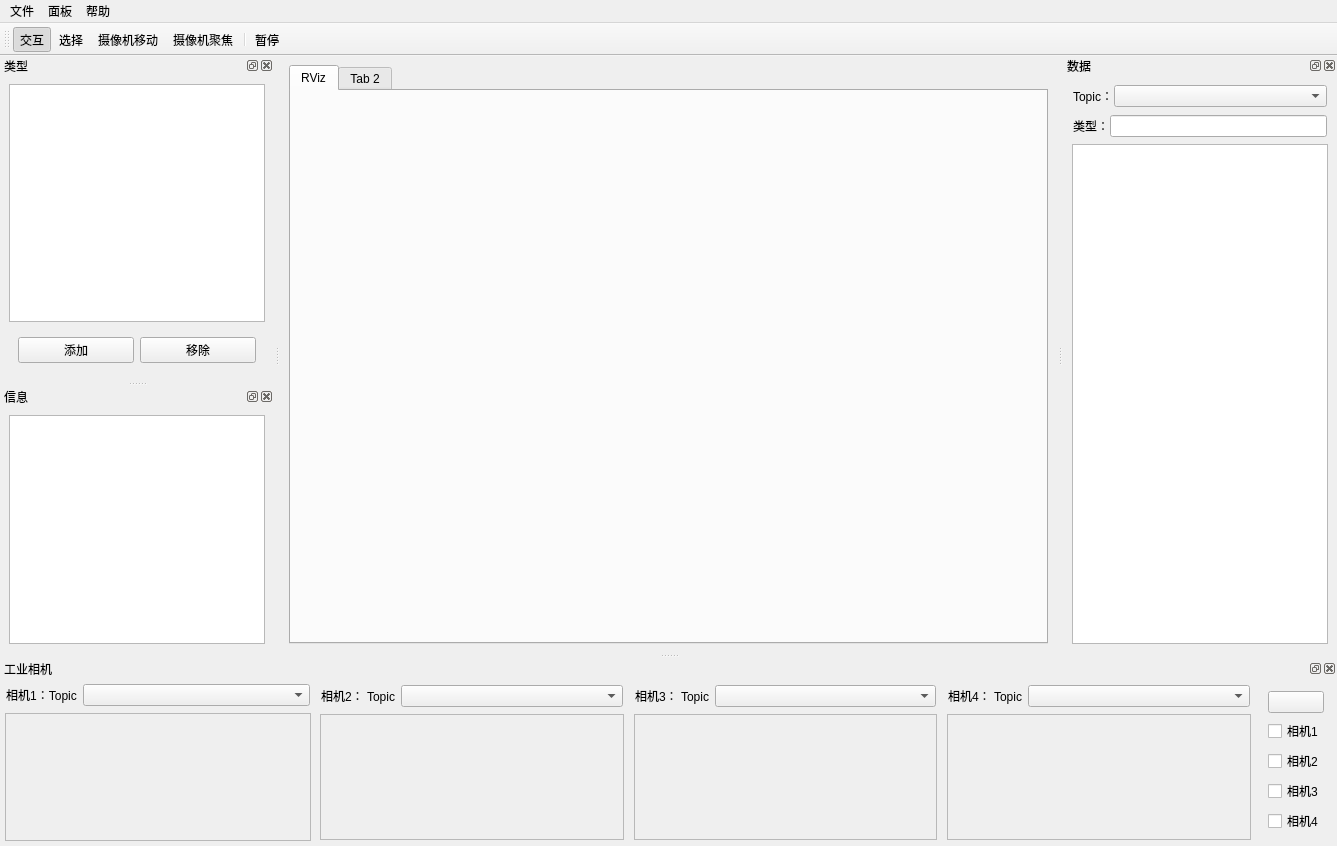
Qt form qt_rviz_demo/ui/main_window.ui (Mith-z/ROS_Qt_RViz) before a commit.
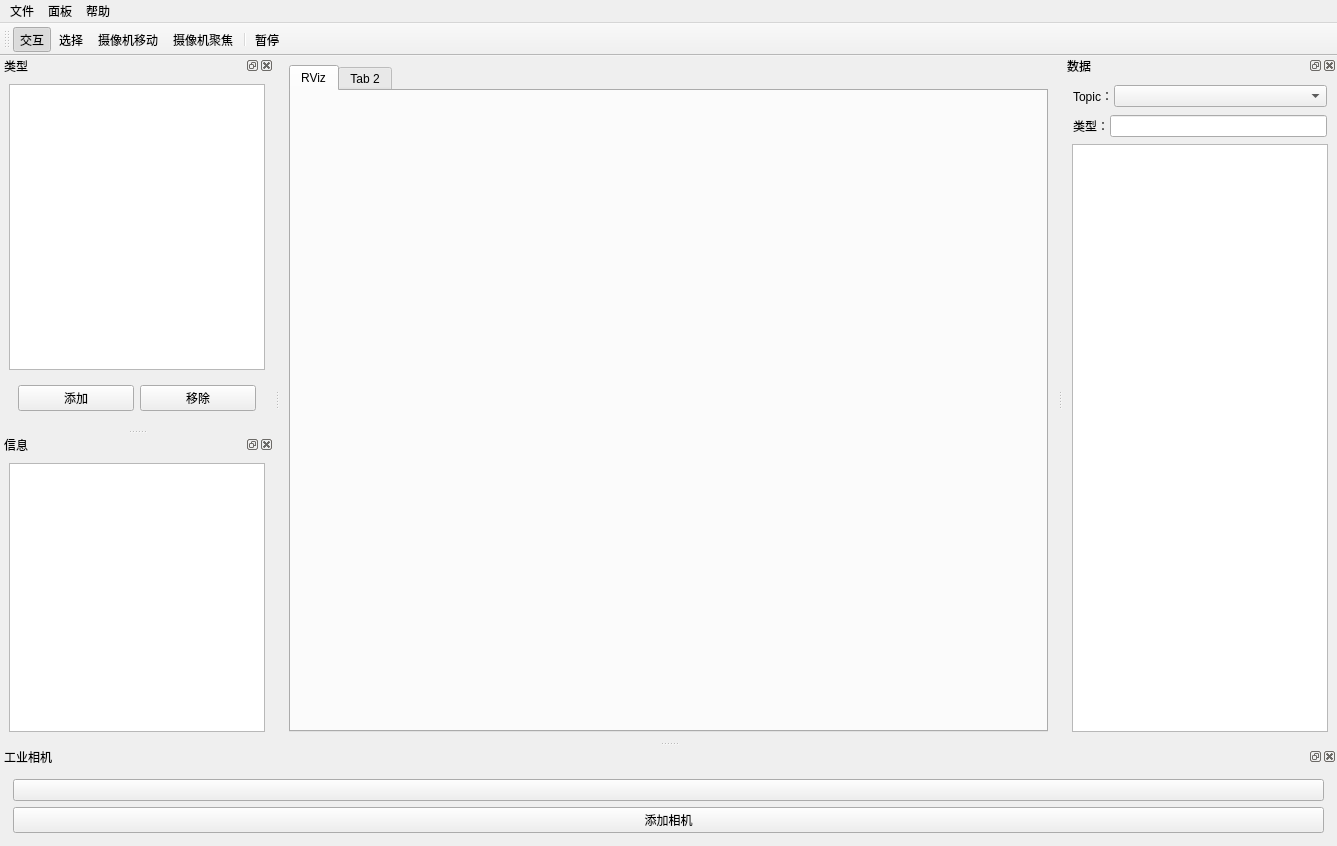
The same form after that commit. Custom widgets are drawn as their Qt base class.

Commit message: camera zoom/add/delete

```diff
--- a/qt_rviz_demo/ui/main_window.ui
+++ b/qt_rviz_demo/ui/main_window.ui
@@ -278,442 +278,10 @@
          <number>2</number>
         </property>
         <item>
-         <widget class="QWidget" name="camera_1_widget" native="true">
-          <property name="sizePolicy">
-           <sizepolicy hsizetype="Preferred" vsizetype="Preferred">
-            <horstretch>5</horstretch>
-            <verstretch>0</verstretch>
-           </sizepolicy>
+         <widget class="QWidget" name="cameraButton_widget" native="true">
+          <property name="layoutDirection">
+           <enum>Qt::LeftToRight</enum>
           </property>
-          <layout class="QVBoxLayout" name="verticalLayout_4">
-           <property name="leftMargin">
-            <number>1</number>
-           </property>
-           <property name="topMargin">
-            <number>1</number>
-           </property>
-           <property name="rightMargin">
-            <number>1</number>
-           </property>
-           <property name="bottomMargin">
-            <number>1</number>
-           </property>
-           <item>
-            <widget class="QWidget" name="cam1_topic_widget" native="true">
-             <property name="sizePolicy">
-              <sizepolicy hsizetype="Preferred" vsizetype="Preferred">
-               <horstretch>0</horstretch>
-               <verstretch>1</verstretch>
-              </sizepolicy>
-             </property>
-             <layout class="QHBoxLayout" name="horizontalLayout_9">
-              <property name="leftMargin">
-               <number>1</number>
-              </property>
-              <property name="topMargin">
-               <number>1</number>
-              </property>
-              <property name="rightMargin">
-               <number>1</number>
-              </property>
-              <property name="bottomMargin">
-               <number>1</number>
-              </property>
-              <item>
-               <widget class="QLabel" name="camera_1_Label">
-                <property name="sizePolicy">
-                 <sizepolicy hsizetype="Preferred" vsizetype="Preferred">
-                  <horstretch>1</horstretch>
-                  <verstretch>0</verstretch>
-                 </sizepolicy>
-                </property>
-                <property name="text">
-                 <string>相机1：Topic</string>
-                </property>
-                <property name="alignment">
-                 <set>Qt::AlignCenter</set>
-                </property>
-               </widget>
-              </item>
-              <item>
-               <widget class="QComboBox" name="cam1_topic_comboBox">
-                <property name="sizePolicy">
-                 <sizepolicy hsizetype="Preferred" vsizetype="Fixed">
-                  <horstretch>6</horstretch>
-                  <verstretch>0</verstretch>
-                 </sizepolicy>
-                </property>
-               </widget>
-              </item>
-             </layout>
-            </widget>
-           </item>
-           <item>
-            <widget class="rqt_image_view::RatioLayoutedFrame" name="cam1_frame">
-             <property name="sizePolicy">
-              <sizepolicy hsizetype="Preferred" vsizetype="Preferred">
-               <horstretch>0</horstretch>
-               <verstretch>6</verstretch>
-              </sizepolicy>
-             </property>
-             <property name="frameShape">
-              <enum>QFrame::StyledPanel</enum>
-             </property>
-             <property name="frameShadow">
-              <enum>QFrame::Raised</enum>
-             </property>
-            </widget>
-           </item>
-          </layout>
-         </widget>
-        </item>
-        <item>
-         <widget class="QWidget" name="camera_2_widget" native="true">
-          <property name="sizePolicy">
-           <sizepolicy hsizetype="Preferred" vsizetype="Preferred">
-            <horstretch>5</horstretch>
-            <verstretch>0</verstretch>
-           </sizepolicy>
-          </property>
-          <layout class="QVBoxLayout" name="verticalLayout_8">
-           <property name="leftMargin">
-            <number>1</number>
-           </property>
-           <property name="topMargin">
-            <number>1</number>
-           </property>
-           <property name="rightMargin">
-            <number>1</number>
-           </property>
-           <property name="bottomMargin">
-            <number>1</number>
-           </property>
-           <item>
-            <widget class="QWidget" name="camera_1_widget_2" native="true">
-             <property name="sizePolicy">
-              <sizepolicy hsizetype="Preferred" vsizetype="Preferred">
-               <horstretch>6</horstretch>
-               <verstretch>0</verstretch>
-              </sizepolicy>
-             </property>
-             <layout class="QVBoxLayout" name="verticalLayout_7">
-              <property name="leftMargin">
-               <number>1</number>
-              </property>
-              <property name="topMargin">
-               <number>1</number>
-              </property>
-              <property name="rightMargin">
-               <number>1</number>
-              </property>
-              <property name="bottomMargin">
-               <number>1</number>
-              </property>
-              <item>
-               <widget class="QWidget" name="widget_10" native="true">
-                <property name="sizePolicy">
-                 <sizepolicy hsizetype="Preferred" vsizetype="Preferred">
-                  <horstretch>0</horstretch>
-                  <verstretch>1</verstretch>
-                 </sizepolicy>
-                </property>
-                <layout class="QHBoxLayout" name="horizontalLayout_10">
-                 <property name="leftMargin">
-                  <number>1</number>
-                 </property>
-                 <property name="topMargin">
-                  <number>1</number>
-                 </property>
-                 <property name="rightMargin">
-                  <number>1</number>
-                 </property>
-                 <property name="bottomMargin">
-                  <number>1</number>
-                 </property>
-                 <item>
-                  <widget class="QLabel" name="camera_2_Label">
-                   <property name="sizePolicy">
-                    <sizepolicy hsizetype="Preferred" vsizetype="Preferred">
-                     <horstretch>1</horstretch>
-                     <verstretch>0</verstretch>
-                    </sizepolicy>
-                   </property>
-                   <property name="text">
-                    <string>相机2： Topic</string>
-                   </property>
-                   <property name="alignment">
-                    <set>Qt::AlignCenter</set>
-                   </property>
-                  </widget>
-                 </item>
-                 <item>
-                  <widget class="QComboBox" name="cam2_topic_comboBox">
-                   <property name="sizePolicy">
-                    <sizepolicy hsizetype="Preferred" vsizetype="Fixed">
-                     <horstretch>6</horstretch>
-                     <verstretch>0</verstretch>
-                    </sizepolicy>
-                   </property>
-                  </widget>
-                 </item>
-                </layout>
-               </widget>
-              </item>
-              <item>
-               <widget class="rqt_image_view::RatioLayoutedFrame" name="cam2_frame">
-                <property name="sizePolicy">
-                 <sizepolicy hsizetype="Preferred" vsizetype="Preferred">
-                  <horstretch>0</horstretch>
-                  <verstretch>6</verstretch>
-                 </sizepolicy>
-                </property>
-                <property name="frameShape">
-                 <enum>QFrame::StyledPanel</enum>
-                </property>
-                <property name="frameShadow">
-                 <enum>QFrame::Raised</enum>
-                </property>
-               </widget>
-              </item>
-             </layout>
-            </widget>
-           </item>
-          </layout>
-         </widget>
-        </item>
-        <item>
-         <widget class="QWidget" name="camera_3_widget" native="true">
-          <property name="sizePolicy">
-           <sizepolicy hsizetype="Preferred" vsizetype="Preferred">
-            <horstretch>5</horstretch>
-            <verstretch>0</verstretch>
-           </sizepolicy>
-          </property>
-          <layout class="QVBoxLayout" name="verticalLayout_10">
-           <property name="leftMargin">
-            <number>1</number>
-           </property>
-           <property name="topMargin">
-            <number>1</number>
-           </property>
-           <property name="rightMargin">
-            <number>1</number>
-           </property>
-           <property name="bottomMargin">
-            <number>1</number>
-           </property>
-           <item>
-            <widget class="QWidget" name="camera_1_widget_3" native="true">
-             <property name="sizePolicy">
-              <sizepolicy hsizetype="Preferred" vsizetype="Preferred">
-               <horstretch>6</horstretch>
-               <verstretch>0</verstretch>
-              </sizepolicy>
-             </property>
-             <layout class="QVBoxLayout" name="verticalLayout_9">
-              <property name="leftMargin">
-               <number>1</number>
-              </property>
-              <property name="topMargin">
-               <number>1</number>
-              </property>
-              <property name="rightMargin">
-               <number>1</number>
-              </property>
-              <property name="bottomMargin">
-               <number>1</number>
-              </property>
-              <item>
-               <widget class="QWidget" name="widget_12" native="true">
-                <property name="sizePolicy">
-                 <sizepolicy hsizetype="Preferred" vsizetype="Preferred">
-                  <horstretch>0</horstretch>
-                  <verstretch>1</verstretch>
-                 </sizepolicy>
-                </property>
-                <layout class="QHBoxLayout" name="horizontalLayout_11">
-                 <property name="leftMargin">
-                  <number>1</number>
-                 </property>
-                 <property name="topMargin">
-                  <number>1</number>
-                 </property>
-                 <property name="rightMargin">
-                  <number>1</number>
-                 </property>
-                 <property name="bottomMargin">
-                  <number>1</number>
-                 </property>
-                 <item>
-                  <widget class="QLabel" name="camera_3_Label">
-                   <property name="sizePolicy">
-                    <sizepolicy hsizetype="Preferred" vsizetype="Preferred">
-                     <horstretch>1</horstretch>
-                     <verstretch>0</verstretch>
-                    </sizepolicy>
-                   </property>
-                   <property name="text">
-                    <string>相机3： Topic</string>
-                   </property>
-                   <property name="alignment">
-                    <set>Qt::AlignCenter</set>
-                   </property>
-                  </widget>
-                 </item>
-                 <item>
-                  <widget class="QComboBox" name="cam3_topic_comboBox">
-                   <property name="sizePolicy">
-                    <sizepolicy hsizetype="Preferred" vsizetype="Fixed">
-                     <horstretch>6</horstretch>
-                     <verstretch>0</verstretch>
-                    </sizepolicy>
-                   </property>
-                  </widget>
-                 </item>
-                </layout>
-               </widget>
-              </item>
-              <item>
-               <widget class="rqt_image_view::RatioLayoutedFrame" name="cam3_frame">
-                <property name="sizePolicy">
-                 <sizepolicy hsizetype="Preferred" vsizetype="Preferred">
-                  <horstretch>0</horstretch>
-                  <verstretch>6</verstretch>
-                 </sizepolicy>
-                </property>
-                <property name="frameShape">
-                 <enum>QFrame::StyledPanel</enum>
-                </property>
-                <property name="frameShadow">
-                 <enum>QFrame::Raised</enum>
-                </property>
-               </widget>
-              </item>
-             </layout>
-            </widget>
-           </item>
-          </layout>
-         </widget>
-        </item>
-        <item>
-         <widget class="QWidget" name="camera_4_widget" native="true">
-          <property name="sizePolicy">
-           <sizepolicy hsizetype="Preferred" vsizetype="Preferred">
-            <horstretch>5</horstretch>
-            <verstretch>0</verstretch>
-           </sizepolicy>
-          </property>
-          <layout class="QVBoxLayout" name="verticalLayout_12">
-           <property name="leftMargin">
-            <number>1</number>
-           </property>
-           <property name="topMargin">
-            <number>1</number>
-           </property>
-           <property name="rightMargin">
-            <number>1</number>
-           </property>
-           <property name="bottomMargin">
-            <number>1</number>
-           </property>
-           <item>
-            <widget class="QWidget" name="camera_1_widget_4" native="true">
-             <property name="enabled">
-              <bool>true</bool>
-             </property>
-             <property name="sizePolicy">
-              <sizepolicy hsizetype="Preferred" vsizetype="Preferred">
-               <horstretch>6</horstretch>
-               <verstretch>0</verstretch>
-              </sizepolicy>
-             </property>
-             <layout class="QVBoxLayout" name="verticalLayout_11">
-              <property name="leftMargin">
-               <number>1</number>
-              </property>
-              <property name="topMargin">
-               <number>1</number>
-              </property>
-              <property name="rightMargin">
-               <number>1</number>
-              </property>
-              <property name="bottomMargin">
-               <number>1</number>
-              </property>
-              <item>
-               <widget class="QWidget" name="widget_15" native="true">
-                <property name="sizePolicy">
-                 <sizepolicy hsizetype="Preferred" vsizetype="Preferred">
-                  <horstretch>0</horstretch>
-                  <verstretch>1</verstretch>
-                 </sizepolicy>
-                </property>
-                <layout class="QHBoxLayout" name="horizontalLayout_12">
-                 <property name="leftMargin">
-                  <number>1</number>
-                 </property>
-                 <property name="topMargin">
-                  <number>1</number>
-                 </property>
-                 <property name="rightMargin">
-                  <number>1</number>
-                 </property>
-                 <property name="bottomMargin">
-                  <number>1</number>
-                 </property>
-                 <item>
-                  <widget class="QLabel" name="camera_4_Label">
-                   <property name="sizePolicy">
-                    <sizepolicy hsizetype="Preferred" vsizetype="Preferred">
-                     <horstretch>1</horstretch>
-                     <verstretch>0</verstretch>
-                    </sizepolicy>
-                   </property>
-                   <property name="text">
-                    <string>相机4： Topic</string>
-                   </property>
-                   <property name="alignment">
-                    <set>Qt::AlignCenter</set>
-                   </property>
-                  </widget>
-                 </item>
-                 <item>
-                  <widget class="QComboBox" name="cam4_topic_comboBox">
-                   <property name="sizePolicy">
-                    <sizepolicy hsizetype="Preferred" vsizetype="Fixed">
-                     <horstretch>6</horstretch>
-                     <verstretch>0</verstretch>
-                    </sizepolicy>
-                   </property>
-                  </widget>
-                 </item>
-                </layout>
-               </widget>
-              </item>
-              <item>
-               <widget class="rqt_image_view::RatioLayoutedFrame" name="cam4_frame">
-                <property name="sizePolicy">
-                 <sizepolicy hsizetype="Preferred" vsizetype="Preferred">
-                  <horstretch>0</horstretch>
-                  <verstretch>6</verstretch>
-                 </sizepolicy>
-                </property>
-                <property name="frameShape">
-                 <enum>QFrame::StyledPanel</enum>
-                </property>
-                <property name="frameShadow">
-                 <enum>QFrame::Raised</enum>
-                </property>
-               </widget>
-              </item>
-             </layout>
-            </widget>
-           </item>
-          </layout>
-         </widget>
-        </item>
-        <item>
-         <widget class="QWidget" name="cameraCheckbox_widget" native="true">
           <layout class="QVBoxLayout" name="verticalLayout_2">
            <item>
             <widget class="QPushButton" name="cam_update_Btn">
@@ -723,30 +291,9 @@
             </widget>
            </item>
            <item>
-            <widget class="QCheckBox" name="camera_1_CheckBox">
+            <widget class="QPushButton" name="cam_add_Btn">
              <property name="text">
-              <string>相机1</string>
-             </property>
-            </widget>
-           </item>
-           <item>
-            <widget class="QCheckBox" name="camera_2_CheckBox">
-             <property name="text">
-              <string>相机2</string>
-             </property>
-            </widget>
-           </item>
-           <item>
-            <widget class="QCheckBox" name="camera_3_CheckBox">
-             <property name="text">
-              <string>相机3</string>
-             </property>
-            </widget>
-           </item>
-           <item>
-            <widget class="QCheckBox" name="camera_4_CheckBox">
-             <property name="text">
-              <string>相机4</string>
+              <string>添加相机</string>
              </property>
             </widget>
            </item>
@@ -1026,14 +573,6 @@
    </property>
   </action>
  </widget>
- <customwidgets>
-  <customwidget>
-   <class>rqt_image_view::RatioLayoutedFrame</class>
-   <extends>QFrame</extends>
-   <header>./include/qt_rviz_demo/UIPromoteClass/ratio_layouted_frame.h</header>
-   <container>1</container>
-  </customwidget>
- </customwidgets>
  <resources/>
  <connections/>
 </ui>
```
The commit also changes 8 other files.
